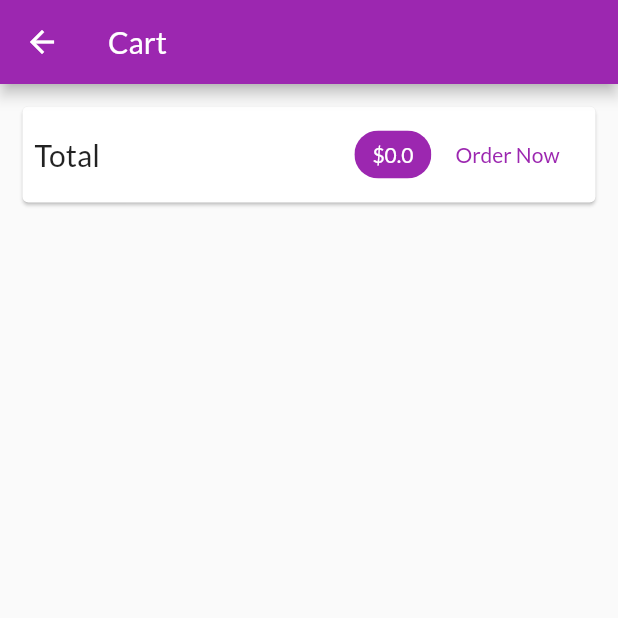
After one commit to offlineprogrammer/my_shop_app, a Flutter app: the CartScreen screen opened by its route, on a phone screen of 412 x 824 dp, the top half of it. The commit adds this screen. Run offline on Flutter 3.47's test engine with Material 2 defaults, Android fonts, the phone set to English and light mode, and no system bars; network calls fail.

Commit message:
CartScreen

```diff
--- a/lib/main.dart
+++ b/lib/main.dart
@@ -1,6 +1,7 @@
 import 'package:flutter/material.dart';
 import 'package:my_shop_app/providers/cart.dart';
 import 'package:my_shop_app/providers/products_provider.dart';
+import 'package:my_shop_app/screens/cart_screen.dart';
 import 'package:my_shop_app/screens/product_detail_screen.dart';
 import 'package:my_shop_app/screens/product_overview_screen.dart';
 import 'package:provider/provider.dart';
@@ -33,6 +34,7 @@ class MyApp extends StatelessWidget {
         home: ProductOverviewScreen(),
         routes: {
           ProductDetailScreen.routeName: (ctx) => ProductDetailScreen(),
+          CartScreen.routeName: (ctx) => CartScreen(),
         },
       ),
     );
--- a/lib/providers/cart.dart
+++ b/lib/providers/cart.dart
@@ -24,6 +24,14 @@ class Cart with ChangeNotifier {
     return _items == null ? 0 : _items.length;
   }
 
+  double get totalAmount {
+    var total = 0.0;
+    _items.forEach((key, cartItem) {
+      total += cartItem.quantity;
+    });
+    return total;
+  }
+
   void addItem(String prodcutId, double price, String title) {
     if (_items.containsKey(prodcutId)) {
       _items.update(
--- /dev/null
+++ b/lib/screens/cart_screen.dart
@@ -0,0 +1,53 @@
+import 'package:flutter/material.dart';
+import 'package:my_shop_app/providers/cart.dart';
+import 'package:provider/provider.dart';
+
+class CartScreen extends StatelessWidget {
+  static const routeName = '/cart';
+  @override
+  Widget build(BuildContext context) {
+    final cart = Provider.of<Cart>(context);
+    return Scaffold(
+      appBar: AppBar(
+        title: Text('Cart'),
+      ),
+      body: Column(
+        children: [
+          Card(
+            margin: EdgeInsets.all(15),
+            child: Padding(
+              padding: EdgeInsets.all(8),
+              child: Row(
+                mainAxisAlignment: MainAxisAlignment.spaceBetween,
+                children: [
+                  Text(
+                    'Total',
+                    style: TextStyle(fontSize: 20),
+                  ),
+                  SizedBox(
+                    width: 10,
+                  ),
+                  Spacer(),
+                  Chip(
+                    label: Text(
+                      '\$${cart.totalAmount}',
+                      style: TextStyle(
+                          color:
+                              Theme.of(context).primaryTextTheme.title.color),
+                    ),
+                    backgroundColor: Theme.of(context).primaryColor,
+                  ),
+                  FlatButton(
+                    onPressed: () {},
+                    child: Text('Order Now'),
+                    textColor: Theme.of(context).primaryColor,
+                  )
+                ],
+              ),
+            ),
+          ),
+        ],
+      ),
+    );
+  }
+}
--- a/lib/screens/product_overview_screen.dart
+++ b/lib/screens/product_overview_screen.dart
@@ -1,6 +1,7 @@
 import 'package:flutter/material.dart';
 import 'package:my_shop_app/providers/cart.dart';
 import 'package:my_shop_app/providers/products_provider.dart';
+import 'package:my_shop_app/screens/cart_screen.dart';
 import 'package:my_shop_app/widgets/badge.dart';
 import 'package:my_shop_app/widgets/products_grid.dart';
 import 'package:provider/provider.dart';
@@ -50,7 +51,9 @@ class _ProductOverviewScreenState extends State<ProductOverviewScreen> {
             ),
             child: IconButton(
               icon: Icon(Icons.shopping_cart),
-              onPressed: () {},
+              onPressed: () {
+                Navigator.of(context).pushNamed(CartScreen.routeName);
+              },
             ),
           )
         ],
```
